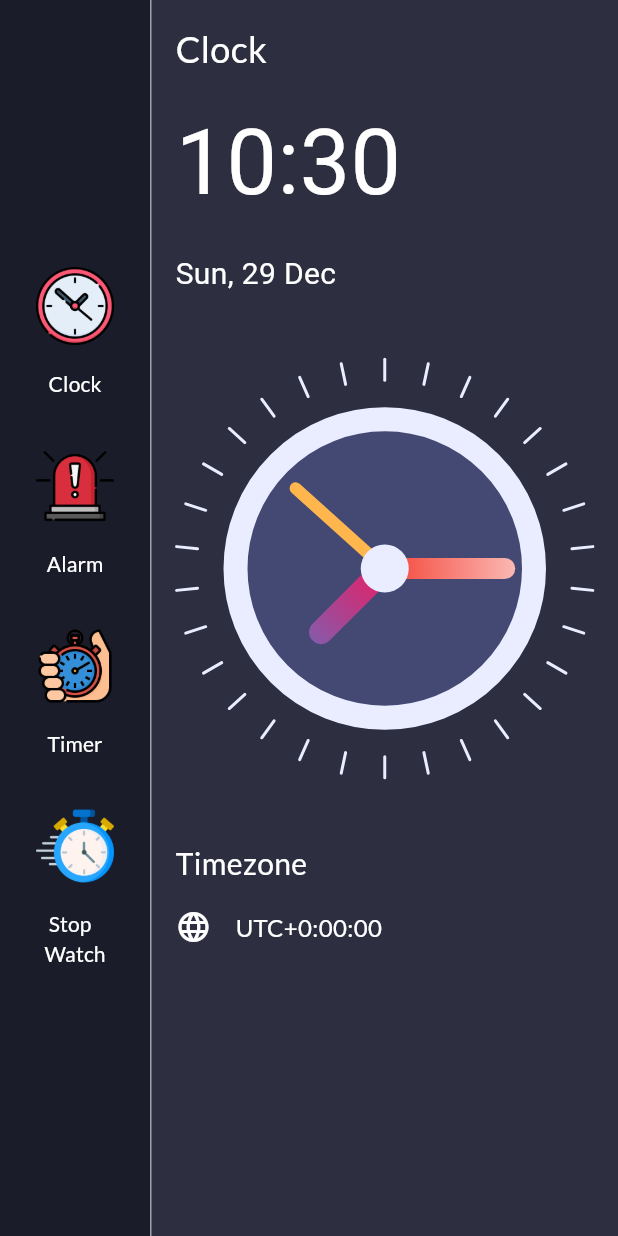
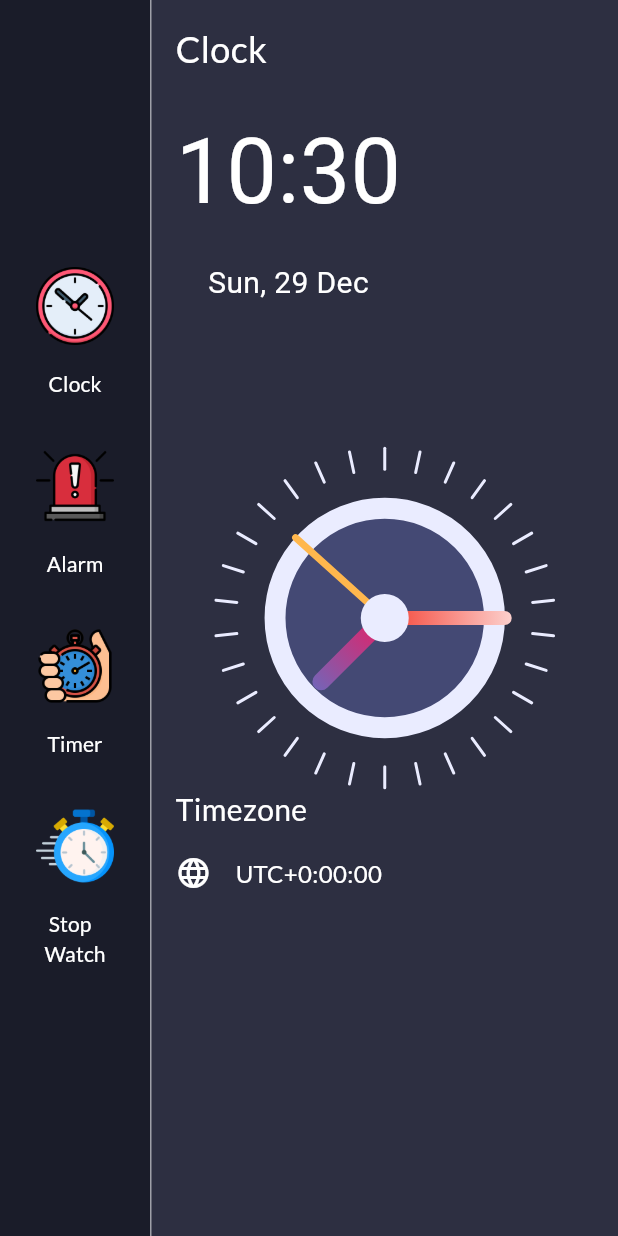
Before and after one commit to aayushxadhikari/clockApp, a Flutter app: the screen it shows after launch, on a phone screen of 412 x 824 dp. Run offline on Flutter 3.47's test engine with Material 3 defaults, Android fonts, the phone set to English and light mode, and no system bars; our stand-ins replace google_fonts.

Commit message:
Adding in homePage

```diff
--- a/lib/clock_view.dart
+++ b/lib/clock_view.dart
@@ -4,7 +4,9 @@ import 'dart:math';
 import 'package:flutter/material.dart';
 
 class ClockView extends StatefulWidget {
-  const ClockView({super.key});
+  final double size;
+
+  const ClockView({super.key, required this.size});
 
   @override
   State<ClockView> createState() => _ClockViewState();
@@ -27,8 +29,8 @@ class _ClockViewState extends State<ClockView> {
   @override
   Widget build(BuildContext context) {
     return Container(
-      width: 300,
-      height: 300,
+      width: widget.size,
+      height: widget.size,
       child: Transform.rotate(
         angle: -pi / 2,
         child: CustomPaint(
@@ -55,7 +57,7 @@ class ClockPainter extends CustomPainter {
     var outlineBrush = Paint()
       ..color = const Color(0xFFEAECFF)
       ..style = PaintingStyle.stroke
-      ..strokeWidth = 16;
+      ..strokeWidth = size.width / 20;
 
     var centerFillBrush = Paint()..color = const Color(0xFFEAECFF);
 
@@ -63,26 +65,25 @@ class ClockPainter extends CustomPainter {
       ..color = Colors.orange[300]!
       ..style = PaintingStyle.stroke
       ..strokeCap = StrokeCap.round
-      ..strokeWidth = 8;
+      ..strokeWidth = size.width / 60;
     var minHandBrush = Paint()
       ..shader = RadialGradient(colors: [Colors.red, Colors.white])
           .createShader(Rect.fromCircle(center: center, radius: radius))
       ..strokeCap = StrokeCap.round
       ..style = PaintingStyle.stroke
-      ..strokeWidth = 14;
+      ..strokeWidth = size.width / 30;
     var hourHandBrush = Paint()
       ..shader = RadialGradient(colors: [Colors.pink, Colors.blue])
           .createShader(Rect.fromCircle(center: center, radius: radius))
       ..strokeCap = StrokeCap.round
       ..style = PaintingStyle.stroke
-      ..strokeWidth = 16;
+      ..strokeWidth = size.width /24;
 
     var dashBrush = Paint()
       ..color = Color(0xFFEAECFF)
       ..style = PaintingStyle.stroke
       ..strokeCap = StrokeCap.round
       ..strokeWidth = 2;
-
 
     canvas.drawCircle(center, radius - 40, fillBrush);
     canvas.drawCircle(center, radius - 40, outlineBrush);
--- a/lib/homepage.dart
+++ b/lib/homepage.dart
@@ -47,27 +47,49 @@ class _HomepageState extends State<Homepage> {
               child: Column(
                 crossAxisAlignment: CrossAxisAlignment.start,
                 children: [
-                  Text(
+                  Flexible(
+                    flex: 1,
+                    fit: FlexFit.tight,
+                    child: Text(
                       "Clock",
-                    style: GoogleFonts.lato(color: Colors.white, fontSize: 24),
+                      style:
+                          GoogleFonts.lato(color: Colors.white, fontSize: 24),
                     ),
-                  const SizedBox(height: 16),
+                  ),
+                  Flexible(
+                    flex: 4,
+                    fit: FlexFit.tight,
+                    child: Column(
+                      children: [
                         Text(
                           formattedTime,
-                    style: const TextStyle(color: Colors.white, fontSize: 60),
+                          style: const TextStyle(
+                              color: Colors.white, fontSize: 60),
                         ),
                         const SizedBox(height: 16),
                         Text(
                           formattedDate,
-                    style: const TextStyle(color: Colors.white, fontSize: 20),
+                          style: const TextStyle(
+                              color: Colors.white, fontSize: 20),
                         ),
                         const SizedBox(height: 32),
-                  // Replace ClockView with your actual implementation
-                  ClockView(),
-                  const SizedBox(height: 32),
+                      ],
+                    ),
+                  ),
+                  const Flexible(flex: 4,
+                   child: Align(
+                    alignment: Alignment.center,
+                    child: ClockView(size: 300,))),
+                  Flexible(
+                    flex: 5,
+                    fit: FlexFit.loose,
+                    child: Column(
+                      crossAxisAlignment: CrossAxisAlignment.start,
+                      children: [
                         Text(
                           "Timezone",
-                    style: GoogleFonts.lato(color: Colors.white, fontSize: 20),
+                          style:
+                              GoogleFonts.lato(color: Colors.white, fontSize: 20),
                         ),
                         const SizedBox(height: 16),
                         Row(
@@ -76,9 +98,13 @@ class _HomepageState extends State<Homepage> {
                             const SizedBox(width: 16),
                             Text(
                               'UTC$offsetSign$timezoneString',
-                        style: GoogleFonts.lato(color: Colors.white, fontSize: 16),
+                              style: GoogleFonts.lato(
+                                  color: Colors.white, fontSize: 16),
                             ),
                           ],
+                        ),
+                      ],
+                    ),
                   ),
                 ],
               ),
@@ -94,13 +120,17 @@ class _HomepageState extends State<Homepage> {
       padding: const EdgeInsets.symmetric(vertical: 16.0),
       child: ElevatedButton(
         style: ElevatedButton.styleFrom(
-                    foregroundColor: Colors.white, backgroundColor: const Color(0xFF1A1C29),
+          foregroundColor: Colors.white,
+          backgroundColor: const Color(0xFF1A1C29),
           shadowColor: Colors.transparent,
         ),
         onPressed: () {},
         child: Column(
           children: [
-                      Image.asset(image, scale: 1.5,),
+            Image.asset(
+              image,
+              scale: 1.5,
+            ),
             const SizedBox(height: 16),
             Text(
               title ?? '',
```
Lines whose indentation alone changed are shown as unchanged.
